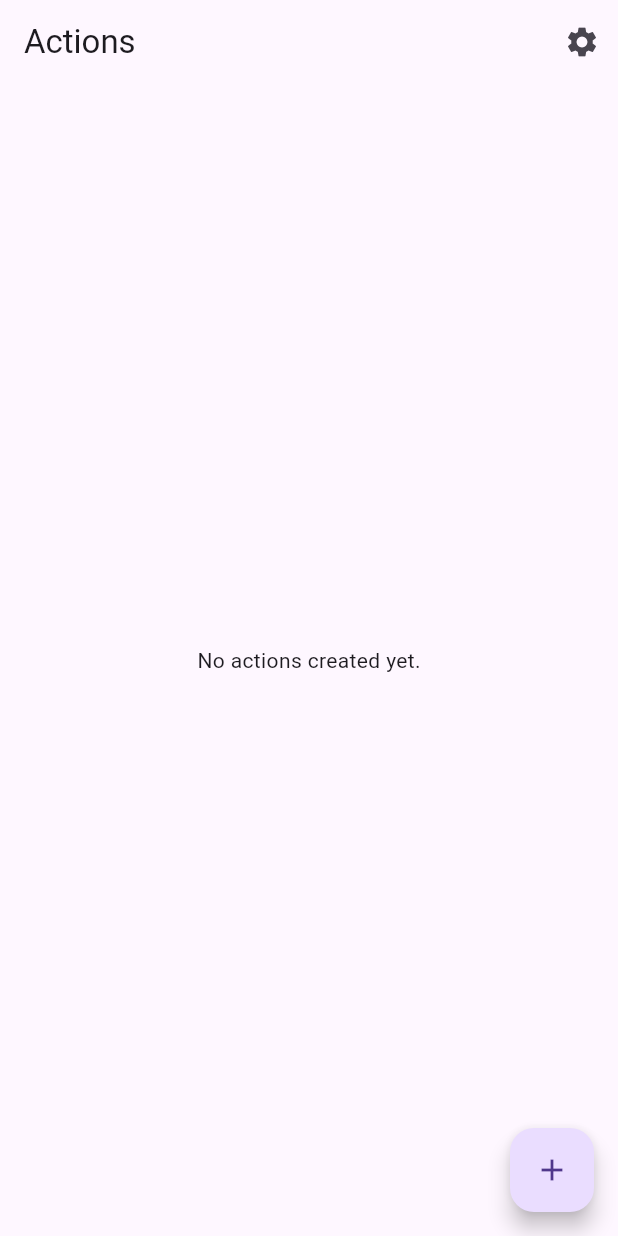
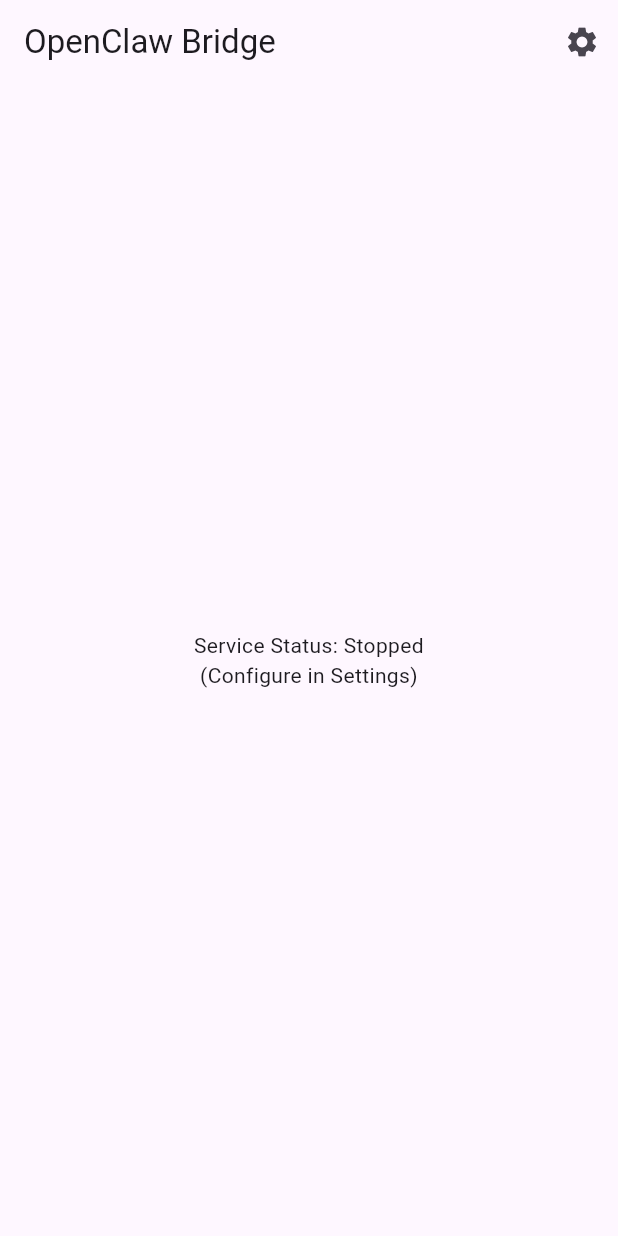
Before and after one commit to lgrote20/openclaw-android-bridge, a Flutter app: the screen it shows after launch, on a phone screen of 412 x 824 dp. Run offline on Flutter 3.47's test engine with Material 3 defaults, Android fonts, the light colour scheme and no system bars; our stand-ins replace shared_preferences.

Commit message:
feat: switch to notification service

```diff
--- a/openclaw_bridge/lib/main.dart
+++ b/openclaw_bridge/lib/main.dart
@@ -1,7 +1,5 @@
 import 'package:flutter/material.dart';
-import 'package:quick_actions/quick_actions.dart';
-import 'screens/action_list_screen.dart';
-import 'services/api_service.dart';
+import 'screens/home_screen.dart';
 
 final GlobalKey<ScaffoldMessengerState> rootScaffoldMessengerKey =
     GlobalKey<ScaffoldMessengerState>();
@@ -10,41 +8,8 @@ void main() {
   runApp(const OpenClawBridgeApp());
 }
 
-class OpenClawBridgeApp extends StatefulWidget {
+class OpenClawBridgeApp extends StatelessWidget {
   const OpenClawBridgeApp({super.key});
-
-  @override
-  State<OpenClawBridgeApp> createState() => _OpenClawBridgeAppState();
-}
-
-class _OpenClawBridgeAppState extends State<OpenClawBridgeApp> {
-  final QuickActions _quickActions = const QuickActions();
-  final ApiService _apiService = ApiService();
-
-  @override
-  void initState() {
-    super.initState();
-    _setupQuickActions();
-  }
-
-  void _setupQuickActions() {
-    _quickActions.initialize((String shortcutType) {
-      _handleShortcut(shortcutType);
-    });
-  }
-
-  Future<void> _handleShortcut(String actionId) async {
-    try {
-      await _apiService.triggerAction(actionId);
-      rootScaffoldMessengerKey.currentState?.showSnackBar(
-        SnackBar(content: Text('Action triggered: $actionId')),
-      );
-    } catch (e) {
-      rootScaffoldMessengerKey.currentState?.showSnackBar(
-        SnackBar(content: Text('Error: $e')),
-      );
-    }
-  }
 
   @override
   Widget build(BuildContext context) {
@@ -52,7 +17,7 @@ class _OpenClawBridgeAppState extends State<OpenClawBridgeApp> {
       title: 'OpenClaw Bridge',
       theme: ThemeData(useMaterial3: true),
       scaffoldMessengerKey: rootScaffoldMessengerKey,
-      home: const ActionListScreen(),
+      home: const HomeScreen(),
     );
   }
 }
--- a/openclaw_bridge/lib/models/action_model.dart
+++ /dev/null
@@ -1,18 +0,0 @@
-class ActionModel {
-  final String id;
-  final String label;
-
-  ActionModel({required this.id, required this.label});
-
-  Map<String, dynamic> toJson() => {
-        'id': id,
-        'label': label,
-      };
-
-  factory ActionModel.fromJson(Map<String, dynamic> json) {
-    return ActionModel(
-      id: json['id'],
-      label: json['label'],
-    );
-  }
-}
--- a/openclaw_bridge/lib/screens/action_list_screen.dart
+++ /dev/null
@@ -1,143 +0,0 @@
-import 'dart:convert';
-import 'package:flutter/material.dart';
-import 'package:shared_preferences/shared_preferences.dart';
-import '../models/action_model.dart';
-import '../services/shortcut_service.dart';
-import '../utils/constants.dart';
-import 'settings_screen.dart';
-
-class ActionListScreen extends StatefulWidget {
-  const ActionListScreen({super.key});
-
-  @override
-  State<ActionListScreen> createState() => _ActionListScreenState();
-}
-
-class _ActionListScreenState extends State<ActionListScreen> {
-  List<ActionModel> _actions = [];
-  final ShortcutService _shortcutService = ShortcutService();
-
-  @override
-  void initState() {
-    super.initState();
-    _loadActions();
-  }
-
-  Future<void> _loadActions() async {
-    final prefs = await SharedPreferences.getInstance();
-    final String? actionsString = prefs.getString(Constants.prefsActions);
-    if (actionsString != null) {
-      final List<dynamic> jsonList = jsonDecode(actionsString);
-      setState(() {
-        _actions = jsonList.map((e) => ActionModel.fromJson(e)).toList();
-      });
-    }
-  }
-
-  Future<void> _saveActions() async {
-    final prefs = await SharedPreferences.getInstance();
-    final String jsonString =
-        jsonEncode(_actions.map((e) => e.toJson()).toList());
-    await prefs.setString(Constants.prefsActions, jsonString);
-
-    // Update Android Shortcuts
-    await _shortcutService.updateShortcuts(_actions);
-  }
-
-  void _addAction(String id, String label) {
-    setState(() {
-      _actions.add(ActionModel(id: id, label: label));
-    });
-    _saveActions();
-  }
-
-  void _removeAction(int index) {
-    setState(() {
-      _actions.removeAt(index);
-    });
-    _saveActions();
-  }
-
-  void _showAddActionDialog() {
-    final idController = TextEditingController();
-    final labelController = TextEditingController();
-
-    showDialog(
-      context: context,
-      builder: (context) => AlertDialog(
-        title: const Text('Add Action'),
-        content: Column(
-          mainAxisSize: MainAxisSize.min,
-          children: [
-            TextField(
-              controller: idController,
-              decoration:
-                  const InputDecoration(labelText: 'Action ID (e.g. night_mode)'),
-            ),
-            TextField(
-              controller: labelController,
-              decoration:
-                  const InputDecoration(labelText: 'Label (e.g. Night Mode)'),
-            ),
-          ],
-        ),
-        actions: [
-          TextButton(
-            onPressed: () => Navigator.pop(context),
-            child: const Text('Cancel'),
-          ),
-          TextButton(
-            onPressed: () {
-              if (idController.text.isNotEmpty &&
-                  labelController.text.isNotEmpty) {
-                _addAction(idController.text.trim(), labelController.text.trim());
-                Navigator.pop(context);
-              }
-            },
-            child: const Text('Add'),
-          ),
-        ],
-      ),
-    );
-  }
-
-  @override
-  Widget build(BuildContext context) {
-    return Scaffold(
-      appBar: AppBar(
-        title: const Text('Actions'),
-        actions: [
-          IconButton(
-            icon: const Icon(Icons.settings),
-            onPressed: () {
-              Navigator.push(
-                context,
-                MaterialPageRoute(builder: (context) => const SettingsScreen()),
-              );
-            },
-          ),
-        ],
-      ),
-      body: _actions.isEmpty
-          ? const Center(child: Text('No actions created yet.'))
-          : ListView.builder(
-              itemCount: _actions.length,
-              itemBuilder: (context, index) {
-                final action = _actions[index];
-                return ListTile(
-                  title: Text(action.label),
-                  subtitle: Text('ID: ${action.id}'),
-                  trailing: IconButton(
-                    icon: const Icon(Icons.delete),
-                    onPressed: () => _removeAction(index),
-                  ),
-                );
-              },
-            ),
-      floatingActionButton: FloatingActionButton(
-        onPressed: _showAddActionDialog,
-        child: const Icon(Icons.add),
-      ),
-    );
-  }
-}
--- /dev/null
+++ b/openclaw_bridge/lib/screens/home_screen.dart
@@ -0,0 +1,32 @@
+import 'package:flutter/material.dart';
+import 'settings_screen.dart';
+
+class HomeScreen extends StatelessWidget {
+  const HomeScreen({super.key});
+
+  @override
+  Widget build(BuildContext context) {
+    return Scaffold(
+      appBar: AppBar(
+        title: const Text('OpenClaw Bridge'),
+        actions: [
+          IconButton(
+            icon: const Icon(Icons.settings),
+            onPressed: () {
+              Navigator.push(
+                context,
+                MaterialPageRoute(builder: (context) => const SettingsScreen()),
+              );
+            },
+          ),
+        ],
+      ),
+      body: const Center(
+        child: Text(
+          'Service Status: Stopped\n(Configure in Settings)',
+          textAlign: TextAlign.center,
+        ),
+      ),
+    );
+  }
+}
--- a/openclaw_bridge/lib/services/api_service.dart
+++ b/openclaw_bridge/lib/services/api_service.dart
@@ -1,7 +1,7 @@
 import 'package:http/http.dart' as http;
 
 class ApiService {
-  Future<void> triggerAction(String actionId) async {
-    // TODO: Implement API call
+  Future<void> sendNotification(Map<String, dynamic> payload) async {
+    // TODO: Implement Webhook POST
   }
 }
--- a/openclaw_bridge/lib/services/shortcut_service.dart
+++ /dev/null
@@ -1,10 +0,0 @@
-import 'package:quick_actions/quick_actions.dart';
-import '../models/action_model.dart';
-
-class ShortcutService {
-  final QuickActions _quickActions = const QuickActions();
-
-  Future<void> updateShortcuts(List<ActionModel> actions) async {
-    // TODO: Implement shortcut update
-  }
-}
--- a/openclaw_bridge/lib/utils/constants.dart
+++ b/openclaw_bridge/lib/utils/constants.dart
@@ -1,5 +1,6 @@
 class Constants {
   static const String prefsBaseUrl = 'base_url';
   static const String prefsAuthToken = 'auth_token';
-  static const String prefsActions = 'saved_actions';
+  static const String prefsKeywords = 'filter_keywords';
+  static const String prefsIsForeground = 'is_foreground_service';
 }
--- a/openclaw_bridge/pubspec.yaml
+++ b/openclaw_bridge/pubspec.yaml
@@ -36,7 +36,8 @@ dependencies:
   cupertino_icons: ^1.0.8
   http: ^1.6.0
   shared_preferences: ^2.5.4
-  quick_actions: ^1.1.0
+  flutter_notification_listener: ^1.1.0
+  workmanager: ^0.5.2
 
 dev_dependencies:
   flutter_test:
```
Also changed, not shown: openclaw_bridge/pubspec.lock, 2 other files.
